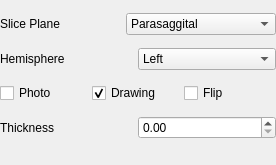
This is lib/analysis/atlas/AuditoryCortex/CtrlTemplate.ui in acq4/acq4 as Qt 5 draws it before an edit. The edited form follows.
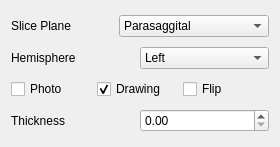
This is the edited form. Custom widgets are drawn as their Qt base class.

```diff
--- a/lib/analysis/atlas/AuditoryCortex/CtrlTemplate.ui
+++ b/lib/analysis/atlas/AuditoryCortex/CtrlTemplate.ui
@@ -6,39 +6,22 @@
    <rect>
     <x>0</x>
     <y>0</y>
-    <width>276</width>
-    <height>165</height>
+    <width>280</width>
+    <height>147</height>
    </rect>
   </property>
   <property name="windowTitle">
    <string>Form</string>
   </property>
   <layout class="QGridLayout" name="gridLayout">
-   <property name="leftMargin">
-    <number>0</number>
-   </property>
-   <property name="topMargin">
-    <number>0</number>
-   </property>
-   <property name="rightMargin">
-    <number>0</number>
-   </property>
-   <property name="spacing">
-    <number>0</number>
-   </property>
    <item row="0" column="0">
-    <layout class="QHBoxLayout" name="horizontalLayout_4">
-     <property name="spacing">
-      <number>0</number>
-     </property>
-     <item>
       <widget class="QLabel" name="label">
        <property name="text">
         <string>Slice Plane</string>
        </property>
       </widget>
      </item>
-     <item>
+   <item row="0" column="1">
       <widget class="QComboBox" name="slicePlaneCombo">
        <item>
         <property name="text">
@@ -62,9 +45,7 @@
        </item>
       </widget>
      </item>
-    </layout>
-   </item>
-   <item row="1" column="0">
+   <item row="1" column="0" colspan="2">
     <layout class="QHBoxLayout" name="horizontalLayout_3">
      <property name="spacing">
       <number>0</number>
@@ -92,7 +73,7 @@
      </item>
     </layout>
    </item>
-   <item row="2" column="0">
+   <item row="2" column="0" colspan="2">
     <layout class="QHBoxLayout" name="horizontalLayout">
      <property name="spacing">
       <number>0</number>
@@ -123,7 +104,7 @@
      </item>
     </layout>
    </item>
-   <item row="3" column="0">
+   <item row="3" column="0" colspan="2">
     <layout class="QHBoxLayout" name="horizontalLayout_2">
      <property name="spacing">
       <number>0</number>
```
Lines whose indentation alone changed are shown as unchanged.
